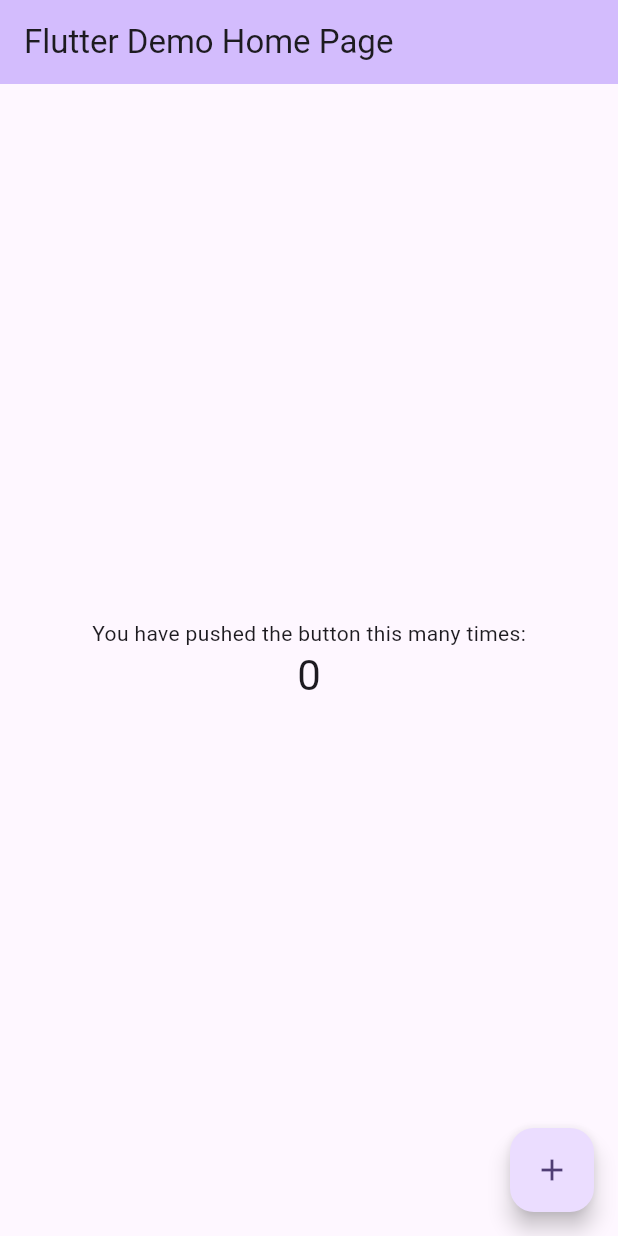
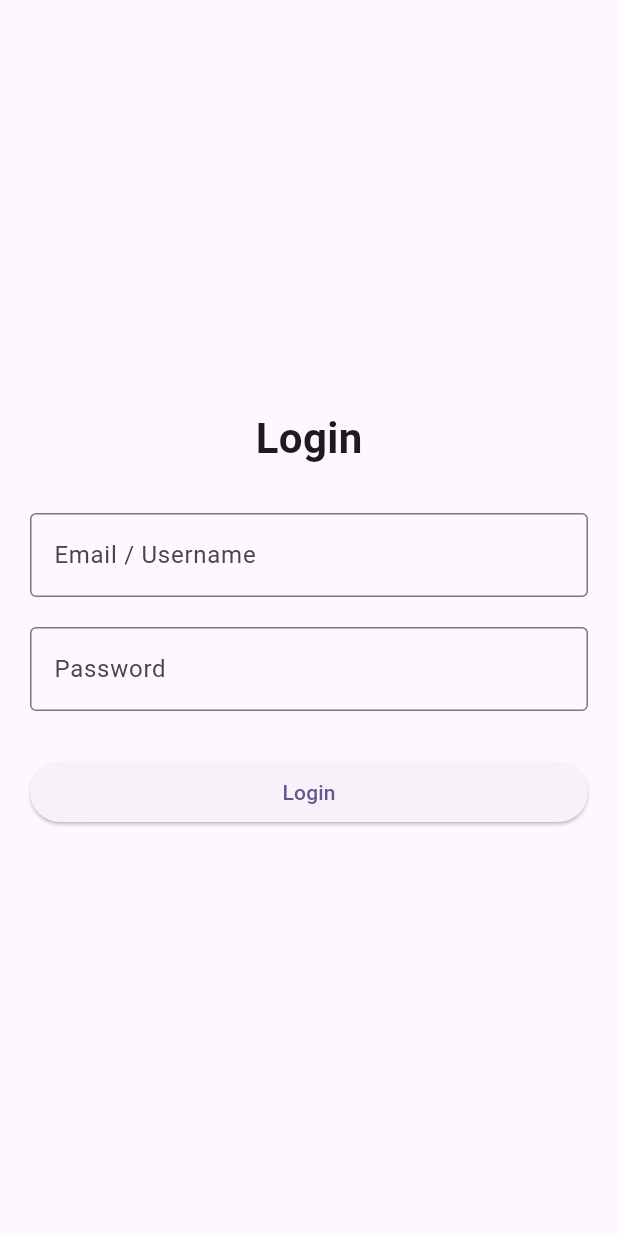
Before and after one commit to FaFlame/ruanglensa, a Flutter app: the screen it shows after launch, on a phone screen of 412 x 824 dp. Run offline on Flutter 3.47's test engine with Material 3 defaults, Android fonts, the phone set to English and light mode, and no system bars.

Commit message:
mentahan no design login admin n user

```diff
--- /dev/null
+++ b/lib/features/admin/presentation/admin_page.dart
@@ -0,0 +1,18 @@
+import 'package:flutter/material.dart';
+
+class AdminPage extends StatelessWidget {
+  const AdminPage({super.key});
+
+  @override
+  Widget build(BuildContext context) {
+    return Scaffold(
+      appBar: AppBar(title: const Text("Admin Dashboard")),
+      body: const Center(
+        child: Text(
+          "Welcome Admin 🔥",
+          style: TextStyle(fontSize: 22),
+        ),
+      ),
+    );
+  }
+}
--- /dev/null
+++ b/lib/features/auth/presentation/login_page.dart
@@ -0,0 +1,89 @@
+import 'package:flutter/material.dart';
+import '../../admin/presentation/admin_page.dart';
+import '../../user/presentation/user_page.dart';
+
+class LoginPage extends StatefulWidget {
+  const LoginPage({super.key});
+
+  @override
+  State<LoginPage> createState() => _LoginPageState();
+}
+
+class _LoginPageState extends State<LoginPage> {
+  final TextEditingController emailController = TextEditingController();
+  final TextEditingController passwordController = TextEditingController();
+
+  void login() {
+  String email = emailController.text.trim();
+  String password = passwordController.text.trim();
+
+  if (email == "admin" && password == "123") {
+    Navigator.pushReplacement(
+      context,
+      MaterialPageRoute(builder: (_) => const AdminPage()),
+    );
+  } else if (email == "user" && password == "123") {
+    Navigator.pushReplacement(
+      context,
+      MaterialPageRoute(builder: (_) => const UserPage()),
+    );
+  } else {
+    ScaffoldMessenger.of(context).showSnackBar(
+      const SnackBar(
+        content: Text("Login gagal"),
+      ),
+    );
+  }
+}
+
+  @override
+  Widget build(BuildContext context) {
+    return Scaffold(
+      body: Padding(
+        padding: const EdgeInsets.all(20),
+        child: Center(
+          child: Column(
+            mainAxisAlignment: MainAxisAlignment.center,
+            children: [
+              const Text(
+                "Login",
+                style: TextStyle(
+                  fontSize: 28,
+                  fontWeight: FontWeight.bold,
+                ),
+              ),
+              const SizedBox(height: 30),
+
+              TextField(
+                controller: emailController,
+                decoration: const InputDecoration(
+                  labelText: "Email / Username",
+                  border: OutlineInputBorder(),
+                ),
+              ),
+              const SizedBox(height: 20),
+
+              TextField(
+                controller: passwordController,
+                obscureText: true,
+                decoration: const InputDecoration(
+                  labelText: "Password",
+                  border: OutlineInputBorder(),
+                ),
+              ),
+              const SizedBox(height: 30),
+
+              SizedBox(
+                width: double.infinity,
+                child: ElevatedButton(
+                  onPressed: login,
+                  child: const Text("Login"),
+                ),
+              ),
+            ],
+          ),
+        ),
+      ),
+    );
+  }
+}
--- /dev/null
+++ b/lib/features/user/presentation/user_page.dart
@@ -0,0 +1,18 @@
+import 'package:flutter/material.dart';
+
+class UserPage extends StatelessWidget {
+  const UserPage({super.key});
+
+  @override
+  Widget build(BuildContext context) {
+    return Scaffold(
+      appBar: AppBar(title: const Text("User Dashboard")),
+      body: const Center(
+        child: Text(
+          "Welcome User 👋",
+          style: TextStyle(fontSize: 22),
+        ),
+      ),
+    );
+  }
+}
--- a/lib/main.dart
+++ b/lib/main.dart
@@ -1,4 +1,5 @@
 import 'package:flutter/material.dart';
+import 'features/auth/presentation/login_page.dart';
 
 void main() {
   runApp(const MyApp());
@@ -7,116 +8,18 @@ void main() {
 class MyApp extends StatelessWidget {
   const MyApp({super.key});
 
-  // This widget is the root of your application.
   @override
   Widget build(BuildContext context) {
     return MaterialApp(
-      title: 'Flutter Demo',
+      debugShowCheckedModeBanner: false,
+      title: 'RuangLensa App',
       theme: ThemeData(
-        // This is the theme of your application.
-        //
-        // TRY THIS: Try running your application with "flutter run". You'll see
-        // the application has a purple toolbar. Then, without quitting the app,
-        // try changing the seedColor in the colorScheme below to Colors.green
-        // and then invoke "hot reload" (save your changes or press the "hot
-        // reload" button in a Flutter-supported IDE, or press "r" if you used
-        // the command line to start the app).
-        //
-        // Notice that the counter didn't reset back to zero; the application
-        // state is not lost during the reload. To reset the state, use hot
-        // restart instead.
-        //
-        // This works for code too, not just values: Most code changes can be
-        // tested with just a hot reload.
-        colorScheme: .fromSeed(seedColor: Colors.deepPurple),
+        colorScheme: ColorScheme.fromSeed(
+          seedColor: Colors.deepPurple,
+        ),
+        useMaterial3: true,
       ),
-      home: const MyHomePage(title: 'Flutter Demo Home Page'),
+      home: const LoginPage(),
     );
   }
 }
-
-class MyHomePage extends StatefulWidget {
-  const MyHomePage({super.key, required this.title});
-
-  // This widget is the home page of your application. It is stateful, meaning
-  // that it has a State object (defined below) that contains fields that affect
-  // how it looks.
-
-  // This class is the configuration for the state. It holds the values (in this
-  // case the title) provided by the parent (in this case the App widget) and
-  // used by the build method of the State. Fields in a Widget subclass are
-  // always marked "final".
-
-  final String title;
-
-  @override
-  State<MyHomePage> createState() => _MyHomePageState();
-}
-
-class _MyHomePageState extends State<MyHomePage> {
-  int _counter = 0;
-
-  void _incrementCounter() {
-    setState(() {
-      // This call to setState tells the Flutter framework that something has
-      // changed in this State, which causes it to rerun the build method below
-      // so that the display can reflect the updated values. If we changed
-      // _counter without calling setState(), then the build method would not be
-      // called again, and so nothing would appear to happen.
-      _counter++;
-    });
-  }
-
-  @override
-  Widget build(BuildContext context) {
-    // This method is rerun every time setState is called, for instance as done
-    // by the _incrementCounter method above.
-    //
-    // The Flutter framework has been optimized to make rerunning build methods
-    // fast, so that you can just rebuild anything that needs updating rather
-    // than having to individually change instances of widgets.
-    return Scaffold(
-      appBar: AppBar(
-        // TRY THIS: Try changing the color here to a specific color (to
-        // Colors.amber, perhaps?) and trigger a hot reload to see the AppBar
-        // change color while the other colors stay the same.
-        backgroundColor: Theme.of(context).colorScheme.inversePrimary,
-        // Here we take the value from the MyHomePage object that was created by
-        // the App.build method, and use it to set our appbar title.
-        title: Text(widget.title),
-      ),
-      body: Center(
-        // Center is a layout widget. It takes a single child and positions it
-        // in the middle of the parent.
-        child: Column(
-          // Column is also a layout widget. It takes a list of children and
-          // arranges them vertically. By default, it sizes itself to fit its
-          // children horizontally, and tries to be as tall as its parent.
-          //
-          // Column has various properties to control how it sizes itself and
-          // how it positions its children. Here we use mainAxisAlignment to
-          // center the children vertically; the main axis here is the vertical
-          // axis because Columns are vertical (the cross axis would be
-          // horizontal).
-          //
-          // TRY THIS: Invoke "debug painting" (choose the "Toggle Debug Paint"
-          // action in the IDE, or press "p" in the console), to see the
-          // wireframe for each widget.
-          mainAxisAlignment: .center,
-          children: [
-            const Text('You have pushed the button this many times:'),
-            Text(
-              '$_counter',
-              style: Theme.of(context).textTheme.headlineMedium,
-            ),
-          ],
-        ),
-      ),
-      floatingActionButton: FloatingActionButton(
-        onPressed: _incrementCounter,
-        tooltip: 'Increment',
-        child: const Icon(Icons.add),
-      ),
-    );
-  }
-}
```
